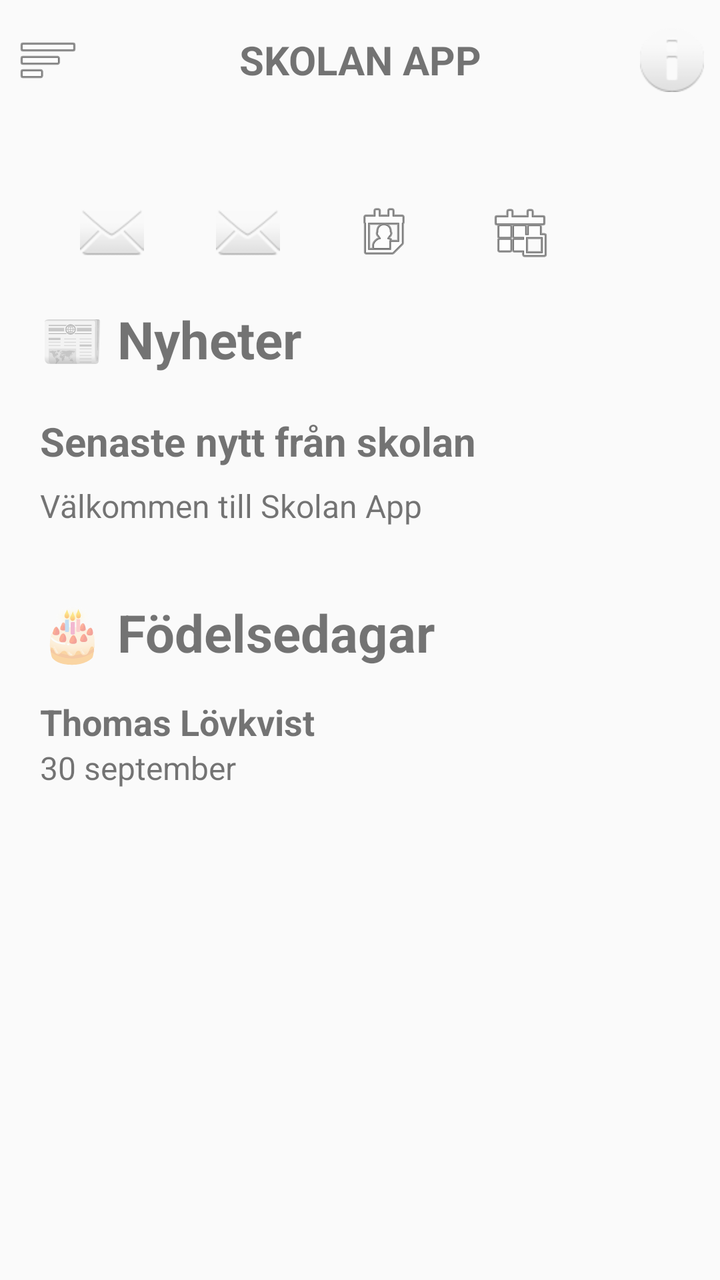
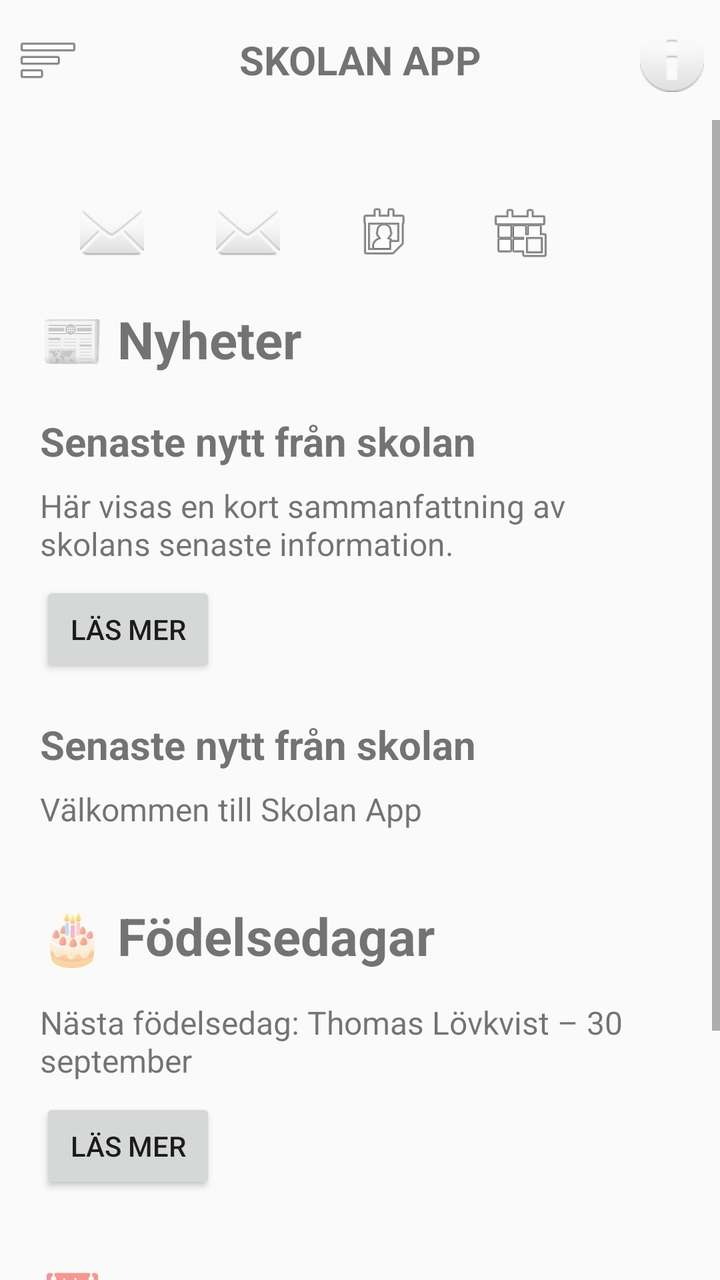

An Android layout rendered at two revisions. The XML below is the earlier revision; the diff shows what the commit changed to produce the second picture.
<!-- AndroidManifest.xml: application theme Theme.Skolanapp -->
<!-- res/layout/activity_user_selection.xml -->
<?xml version="1.0" encoding="utf-8"?>
<androidx.drawerlayout.widget.DrawerLayout
    xmlns:android="http://schemas.android.com/apk/res/android"
    android:id="@+id/drawerLayout"
    android:layout_width="match_parent"
    android:layout_height="match_parent">


    <LinearLayout
        android:layout_width="match_parent"
        android:layout_height="match_parent"
        android:orientation="vertical">


        <LinearLayout
            android:layout_width="match_parent"
            android:layout_height="60dp"
            android:orientation="horizontal"
            android:gravity="center_vertical">

            <ImageButton
                android:id="@+id/buttonMenu"
                android:layout_width="48dp"
                android:layout_height="48dp"
                android:background="@android:color/transparent"
                android:src="@android:drawable/ic_menu_sort_by_size"
                android:contentDescription="@string/menu" />

            <TextView
                android:layout_width="0dp"
                android:layout_height="wrap_content"
                android:layout_weight="1"
                android:gravity="center"
                android:text="@string/skolan_app"
                android:textSize="20sp"
                android:textStyle="bold" />

            <ImageButton
                android:id="@+id/buttonNotifications"
                android:layout_width="48dp"
                android:layout_height="48dp"
                android:background="@android:color/transparent"
                android:src="@android:drawable/ic_dialog_info"
                android:contentDescription="@string/notifications" />

        </LinearLayout>

        <ScrollView
            android:layout_width="match_parent"
            android:layout_height="match_parent">

            <LinearLayout
                android:layout_width="match_parent"
                android:layout_height="wrap_content"
                android:orientation="vertical"
                android:padding="20dp">

                <HorizontalScrollView
                    android:layout_width="match_parent"
                    android:layout_height="wrap_content"
                    android:scrollbars="none"
                    android:fillViewport="false">

                    <LinearLayout
                        android:layout_width="wrap_content"
                        android:layout_height="wrap_content"
                        android:orientation="horizontal"
                        android:gravity="center_vertical"
                        android:padding="8dp">

                        <ImageButton
                            android:id="@+id/buttonTeacherEmail"
                            android:layout_width="56dp"
                            android:layout_height="56dp"
                            android:layout_marginEnd="12dp"
                            android:background="@android:color/transparent"
                            android:src="@android:drawable/ic_dialog_email"
                            android:contentDescription="@string/larare_email"
                            android:scaleType="centerInside" />


                        <ImageButton
                            android:id="@+id/buttonParentsEmail"
                            android:layout_width="56dp"
                            android:layout_height="56dp"
                            android:layout_marginEnd="12dp"
                            android:background="@android:color/transparent"
                            android:src="@android:drawable/ic_dialog_email"
                            android:contentDescription="@string/foraldrar_email"
                            android:scaleType="centerInside" />

                        <ImageButton
                            android:id="@+id/buttonBirthdays"
                            android:layout_width="56dp"
                            android:layout_height="56dp"
                            android:layout_marginEnd="12dp"
                            android:background="@android:color/transparent"
                            android:src="@android:drawable/ic_menu_my_calendar"
                            android:contentDescription="@string/fodelsedagar"
                            android:scaleType="centerInside" />

                        <ImageButton
                            android:id="@+id/buttonCalendar"
                            android:layout_width="56dp"
                            android:layout_height="56dp"
                            android:layout_marginEnd="12dp"
                            android:background="@android:color/transparent"
                            android:src="@android:drawable/ic_menu_today"
                            android:contentDescription="@string/kalender"
                            android:scaleType="centerInside" />

                    </LinearLayout>

                </HorizontalScrollView>

                <TextView
                    android:layout_width="match_parent"
                    android:layout_height="wrap_content"
                    android:text="@string/nyheter"
                    android:textSize="26sp"
                    android:textStyle="bold" />

                <TextView
                    android:layout_width="match_parent"
                    android:layout_height="wrap_content"
                    android:layout_marginTop="20dp"
                    android:text="@string/senaste"
                    android:textSize="20sp"
                    android:textStyle="bold" />

                <TextView
                    android:layout_width="match_parent"
                    android:layout_height="wrap_content"
                    android:layout_marginTop="8dp"
                    android:text="@string/valkommen_till_skolan_app"
                    android:textSize="16sp" />

                <TextView
                    android:layout_width="match_parent"
                    android:layout_height="wrap_content"
                    android:layout_marginTop="35dp"
                    android:text="@string/fodelsedagar"
                    android:textSize="26sp"
                    android:textStyle="bold" />

                <TextView
                    android:layout_width="match_parent"
                    android:layout_height="wrap_content"
                    android:layout_marginTop="15dp"
                    android:text="Thomas Lövkvist"
                    android:textSize="18sp"
                    android:textStyle="bold" />

                <TextView
                    android:layout_width="match_parent"
                    android:layout_height="wrap_content"
                    android:text="30 september"
                    android:textSize="16sp" />

            </LinearLayout>

        </ScrollView>

    </LinearLayout>

    <LinearLayout
        android:id="@+id/navigationDrawer"
        android:layout_width="200dp"
        android:layout_height="match_parent"
        android:layout_gravity="start"
        android:orientation="vertical"
        android:background="@android:color/white">

        <TextView
            android:layout_width="match_parent"
            android:layout_height="60dp"
            android:gravity="center_vertical"
            android:paddingStart="20dp"
            android:paddingEnd="20dp"
            android:text="@string/skolan_app"
            android:textSize="22sp"
            android:textStyle="bold" />

        <TextView
            android:id="@+id/menuHome"
            android:layout_width="match_parent"
            android:layout_height="55dp"
            android:gravity="center_vertical"
            android:paddingStart="20dp"
            android:paddingEnd="20dp"
            android:text="@string/hem"
            android:textSize="18sp" />

        <TextView
            android:id="@+id/menuNews"
            android:layout_width="match_parent"
            android:layout_height="55dp"
            android:gravity="center_vertical"
            android:paddingStart="20dp"
            android:paddingEnd="20dp"
            android:text="@string/nyheter"
            android:textSize="18sp" />

        <TextView
            android:id="@+id/menuBirthdays"
            android:layout_width="match_parent"
            android:layout_height="55dp"
            android:gravity="center_vertical"
            android:paddingStart="20dp"
            android:paddingEnd="20dp"
            android:text="@string/fodelsedagar"
            android:textSize="18sp" />

        <TextView
            android:id="@+id/menuCalendar"
            android:layout_width="match_parent"
            android:layout_height="55dp"
            android:gravity="center_vertical"
            android:paddingStart="20dp"
            android:paddingEnd="20dp"
            android:text="@string/kalender"
            android:textSize="18sp" />

    </LinearLayout>

</androidx.drawerlayout.widget.DrawerLayout>
<!-- resources referenced by this layout -->
<resources>
  <string name="fodelsedagar">🎂 Födelsedagar</string>
  <string name="foraldrar_email">Föräldrar email</string>
  <string name="hem">🏠 Hem</string>
  <string name="kalender">📅 Kalender</string>
  <string name="larare_email">Lärare email</string>
  <string name="menu">Menu</string>
  <string name="notifications">Notifications</string>
  <string name="nyheter">📰 Nyheter</string>
  <string name="senaste">Senaste nytt från skolan</string>
  <string name="skolan_app">SKOLAN APP</string>
  <string name="valkommen_till_skolan_app">Välkommen till Skolan App</string>
  <style name="Theme.Skolanapp" parent="Theme.AppCompat.Light.NoActionBar" />
</resources>

<!-- the commit's change to res/layout/activity_user_selection.xml (unified diff, before → after) -->
@@ -45,7 +45,9 @@
 
         </LinearLayout>
 
+
         <ScrollView
+            android:id="@+id/mainScroll"
             android:layout_width="match_parent"
             android:layout_height="match_parent">
 
@@ -78,7 +80,6 @@
                             android:contentDescription="@string/larare_email"
                             android:scaleType="centerInside" />
 
-
                         <ImageButton
                             android:id="@+id/buttonParentsEmail"
                             android:layout_width="56dp"
@@ -113,12 +114,53 @@
 
                 </HorizontalScrollView>
 
-                <TextView
+
+                <TextView
+                    android:id="@+id/sectionNews"
                     android:layout_width="match_parent"
                     android:layout_height="wrap_content"
                     android:text="@string/nyheter"
                     android:textSize="26sp"
                     android:textStyle="bold" />
+
+                <TextView
+                    android:layout_width="match_parent"
+                    android:layout_height="wrap_content"
+                    android:layout_marginTop="20dp"
+                    android:text="Senaste nytt från skolan"
+                    android:textSize="20sp"
+                    android:textStyle="bold" />
+
+                <TextView
+                    android:layout_width="match_parent"
+                    android:layout_height="wrap_content"
+                    android:layout_marginTop="8dp"
+                    android:text="Här visas en kort sammanfattning av skolans senaste information."
+                    android:textSize="16sp" />
+
+                <Button
+                    android:id="@+id/buttonReadNews"
+                    android:layout_width="wrap_content"
+                    android:layout_height="wrap_content"
+                    android:layout_marginTop="8dp"
+                    android:text="Läs mer" />
+
+
+                <LinearLayout
+                    android:id="@+id/fullNews"
+                    android:layout_width="match_parent"
+                    android:layout_height="wrap_content"
+                    android:orientation="vertical"
+                    android:visibility="gone">
+
+                    <TextView
+                        android:layout_width="match_parent"
+                        android:layout_height="wrap_content"
+                        android:layout_marginTop="15dp"
+                        android:text="Här kommer den fullständiga informationen från skolan. Här kan skolan publicera meddelanden, viktiga datum och annan information till föräldrar."
+                        android:textSize="16sp" />
+
+                </LinearLayout>
 
                 <TextView
                     android:layout_width="match_parent"
@@ -135,7 +177,9 @@
                     android:text="@string/valkommen_till_skolan_app"
                     android:textSize="16sp" />
 
-                <TextView
+
+                <TextView
+                    android:id="@+id/sectionBirthdays"
                     android:layout_width="match_parent"
                     android:layout_height="wrap_content"
                     android:layout_marginTop="35dp"
@@ -147,21 +191,98 @@
                     android:layout_width="match_parent"
                     android:layout_height="wrap_content"
                     android:layout_marginTop="15dp"
-                    android:text="Thomas Lövkvist"
-                    android:textSize="18sp"
-                    android:textStyle="bold" />
-
-                <TextView
-                    android:layout_width="match_parent"
-                    android:layout_height="wrap_content"
-                    android:text="30 september"
+                    android:text="Nästa födelsedag: Thomas Lövkvist – 30 september"
                     android:textSize="16sp" />
 
+                <Button
+                    android:id="@+id/buttonReadBirthdays"
+                    android:layout_width="wrap_content"
+                    android:layout_height="wrap_content"
+                    android:layout_marginTop="8dp"
+                    android:text="Läs mer" />
+
+
+                <LinearLayout
+                    android:id="@+id/fullBirthdays"
+                    android:layout_width="match_parent"
+                    android:layout_height="wrap_content"
+                    android:orientation="vertical"
+                    android:visibility="gone">
+
+                    <TextView
+                        android:layout_width="match_parent"
+                        android:layout_height="wrap_content"
+                        android:layout_marginTop="15dp"
+                        android:text="Thomas Lövkvist – 30 september"
+                        android:textSize="18sp" />
+
+                    <TextView
+                        android:layout_width="match_parent"
+                        android:layout_height="wrap_content"
+                        android:layout_marginTop="10dp"
+                        android:text="Här visas alla kommande födelsedagar."
+                        android:textSize="16sp" />
+                </LinearLayout>
+                
+                <TextView
+                    android:id="@+id/sectionCalendar"
+                    android:layout_width="match_parent"
+                    android:layout_height="wrap_content"
+                    android:layout_marginTop="35dp"
+                    android:text="@string/kalender"
+                    android:textSize="26sp"
+                    android:textStyle="bold" />
+
+                <TextView
+                    android:layout_width="match_parent"
+                    android:layout_height="wrap_content"
+                    android:layout_marginTop="15dp"
+                    android:text="@string/nasta_aktivitet"
+                    android:textSize="16sp" />
+
+                <Button
+                    android:id="@+id/buttonReadCalendar"
+                    android:layout_width="wrap_content"
+                    android:layout_height="wrap_content"
+                    android:layout_marginTop="8dp"
+                    android:text="@string/las_mer" />
+
+                <LinearLayout
+                    android:id="@+id/fullCalendar"
+                    android:layout_width="match_parent"
+                    android:layout_height="wrap_content"
+                    android:orientation="vertical"
+                    android:visibility="gone">
+
+                    <TextView
+                        android:layout_width="match_parent"
+                        android:layout_height="wrap_content"
+                        android:layout_marginTop="15dp"
+                        android:text="30 september – Födelsedag Thomas Lövkvist"
+                        android:textSize="16sp" />
+
+                    <TextView
+                        android:layout_width="match_parent"
+                        android:layout_height="wrap_content"
+                        android:layout_marginTop="10dp"
+                        android:text="1 oktober – Föräldramöte"
+                        android:textSize="16sp" />
+
+                    <TextView
+                        android:layout_width="match_parent"
+                        android:layout_height="wrap_content"
+                        android:layout_marginTop="10dp"
+                        android:text="5 oktober – Utflykt"
+                        android:textSize="16sp" />
+
+                </LinearLayout>
+
             </LinearLayout>
 
         </ScrollView>
 
     </LinearLayout>
+
 
     <LinearLayout
         android:id="@+id/navigationDrawer"
<!-- resource entries referenced after the edit -->
@@ -5,7 +5,9 @@
   <string name="hem">🏠 Hem</string>
   <string name="kalender">📅 Kalender</string>
   <string name="larare_email">Lärare email</string>
+  <string name="las_mer">Läs mer</string>
   <string name="menu">Menu</string>
+  <string name="nasta_aktivitet">Nästa aktivitet: Födelsedag Thomas Lövkvist – 30 september</string>
   <string name="notifications">Notifications</string>
   <string name="nyheter">📰 Nyheter</string>
   <string name="senaste">Senaste nytt från skolan</string>
